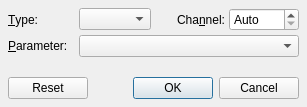
First picture: the form in src/synthv1widget_control.ui, repository rncbc/synthv1, before the edit.
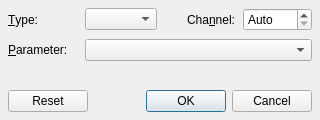
Second picture: the form after the edit. Icons and pictures are not drawn.

What changed in the file:
```diff
--- a/src/synthv1widget_control.ui
+++ b/src/synthv1widget_control.ui
@@ -26,8 +26,8 @@
    <rect>
     <x>0</x>
     <y>0</y>
-    <width>307</width>
-    <height>107</height>
+    <width>320</width>
+    <height>120</height>
    </rect>
   </property>
   <property name="windowTitle">
@@ -135,7 +135,7 @@
    </item>
   </layout>
  </widget>
- <layoutdefault spacing="4" margin="8"/>
+ <layoutdefault spacing="8" margin="8"/>
  <tabstops>
   <tabstop>ControlTypeComboBox</tabstop>
   <tabstop>ControlChannelSpinBox</tabstop>
```
